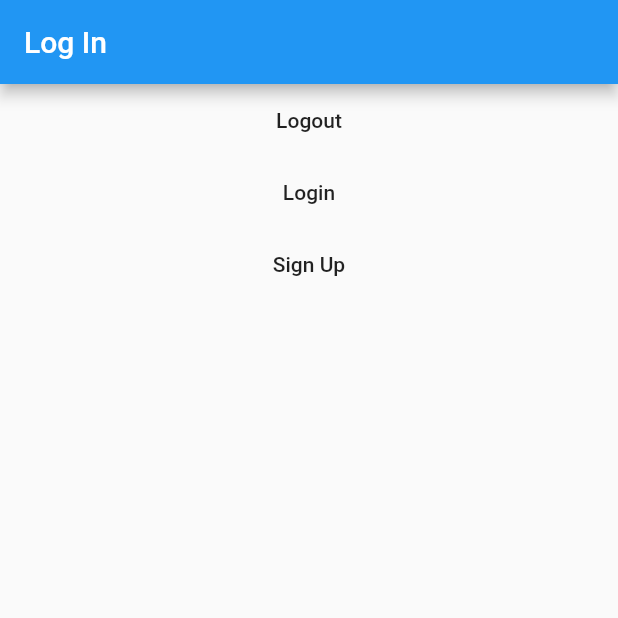
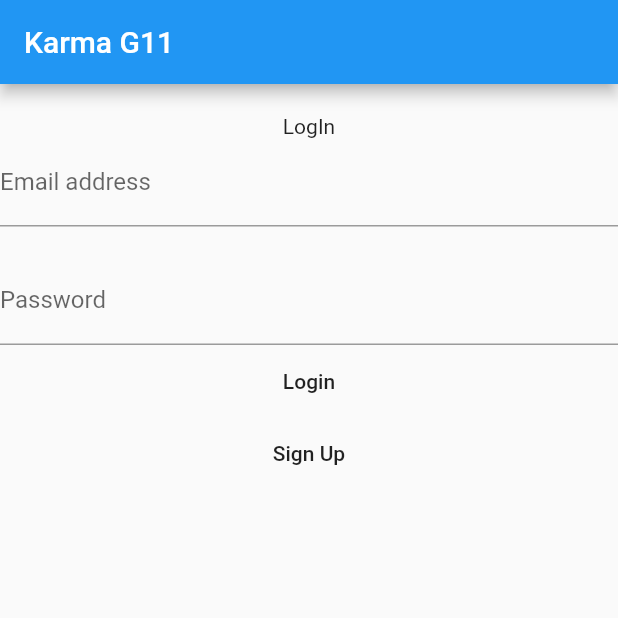
Before and after one commit to laznar/KarmaFlutterG11, a Flutter app: the screen it shows after launch, on a phone screen of 412 x 824 dp, the top half of it. Run offline on Flutter 3.47's test engine with Material 2 defaults, Android fonts, the phone set to English and light mode, and no system bars; our stand-ins replace cloud_firestore, firebase_auth, shared_preferences; accounts and stored records are empty.

Commit message:
Add Login TextFormField and SignUpName Cloud FireStore

```diff
--- a/lib/pages/base.dart
+++ b/lib/pages/base.dart
@@ -13,7 +13,7 @@ class BaseApp extends StatelessWidget {
         create: (context) => AuthProvider(),
         child: MaterialApp(
             debugShowCheckedModeBanner: false,
-            title: 'Demo',
+            title: 'Karma G11',
             home: Consumer<AuthProvider>(
               builder: (context, model, child) {
                 if (model.getLogged) {
--- a/lib/pages/login.dart
+++ b/lib/pages/login.dart
@@ -5,27 +5,39 @@ import 'package:flutter/material.dart';
 import 'package:provider/provider.dart';
 
 class LoginView extends StatelessWidget {
+  final controllerEmail = TextEditingController();
+  final controllerPassword = TextEditingController();
+
   @override
   Widget build(BuildContext context) {
     return Scaffold(
         appBar: AppBar(
-          title: Text("Log In"),
+          title: Text("Karma G11"),
         ),
         body: Center(
           child: Column(
             children: [
+              SizedBox(height: 20),
+              Text('LogIn'),
+              TextFormField(
+                controller: this.controllerEmail,
+                keyboardType: TextInputType.emailAddress,
+                decoration: InputDecoration(labelText: "Email address"),
+              ),
+              SizedBox(
+                height: 20,
+              ),
+              TextFormField(
+                controller: this.controllerPassword,
+                keyboardType: TextInputType.text,
+                obscureText: true,
+                decoration: InputDecoration(labelText: "Password"),
+              ),
               Consumer<AuthProvider>(builder: (context, model, child) {
                 return FlatButton(
                   onPressed: () {
-                    signOutFirebase();
-                  },
-                  child: Text('Logout'),
-                );
-              }),
-              Consumer<AuthProvider>(builder: (context, model, child) {
-                return FlatButton(
-                  onPressed: () {
-                    _login(context, "a@a.com", "123456", model);
+                    _login(context, controllerEmail.text,
+                        controllerPassword.text, model);
                   },
                   child: Text('Login'),
                 );
```
Also changed, not shown: lib/pages/signup.dart (+8 -5 lines).
